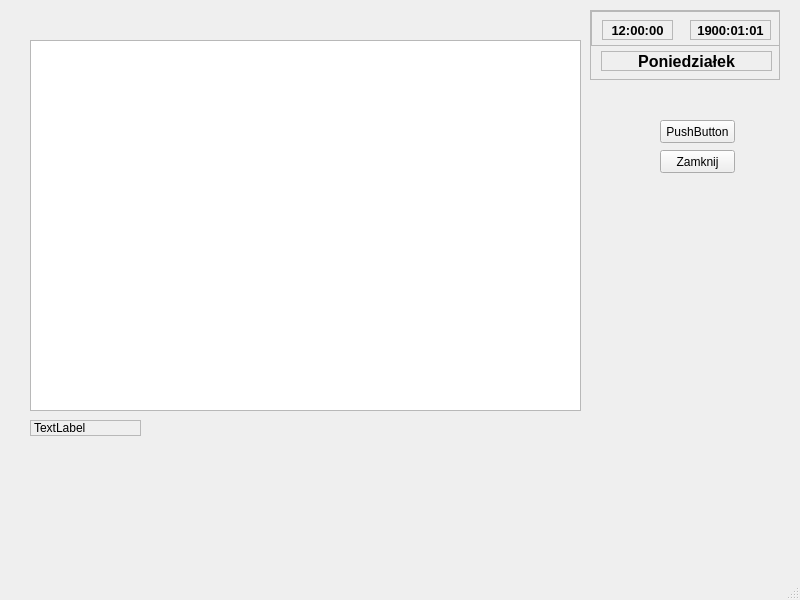
The window that Kontrahent/kontrahentlista.ui (Astropl/TestRamek) describes before a commit, drawn with Qt 5.
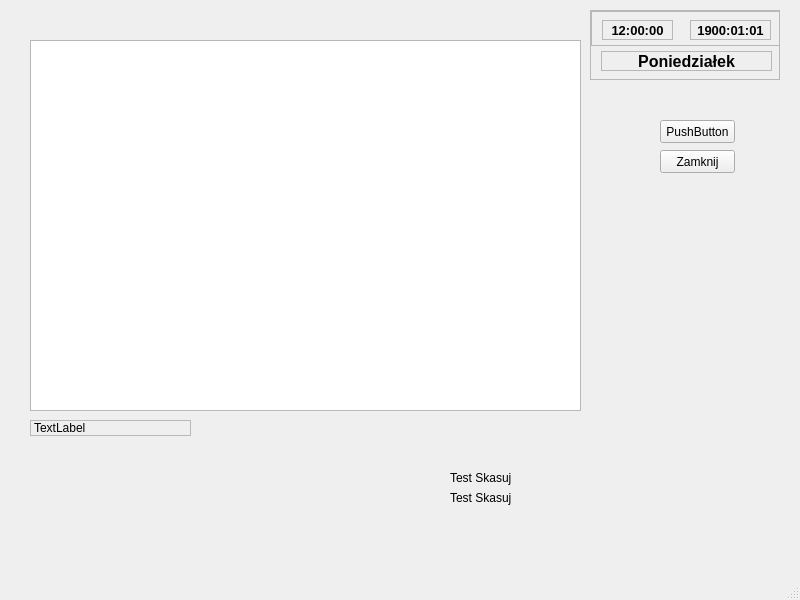
The same window after the commit.

Patch:
```diff
--- a/Kontrahent/kontrahentlista.ui
+++ b/Kontrahent/kontrahentlista.ui
@@ -193,7 +193,7 @@
      <rect>
       <x>30</x>
       <y>420</y>
-      <width>111</width>
+      <width>161</width>
       <height>16</height>
      </rect>
     </property>
@@ -207,6 +207,32 @@
      <string>TextLabel</string>
     </property>
    </widget>
+   <widget class="QLabel" name="label">
+    <property name="geometry">
+     <rect>
+      <x>450</x>
+      <y>470</y>
+      <width>231</width>
+      <height>16</height>
+     </rect>
+    </property>
+    <property name="text">
+     <string>Test Skasuj</string>
+    </property>
+   </widget>
+   <widget class="QLabel" name="label_2">
+    <property name="geometry">
+     <rect>
+      <x>450</x>
+      <y>490</y>
+      <width>281</width>
+      <height>16</height>
+     </rect>
+    </property>
+    <property name="text">
+     <string>Test Skasuj</string>
+    </property>
+   </widget>
   </widget>
   <widget class="QMenuBar" name="menubar">
    <property name="geometry">
```
